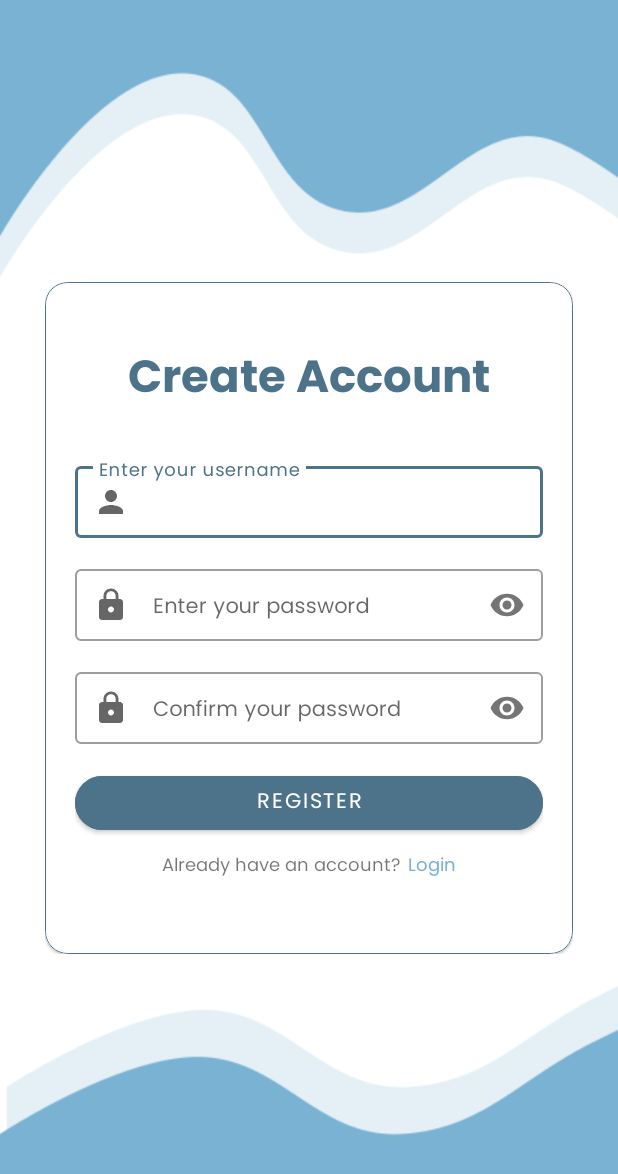
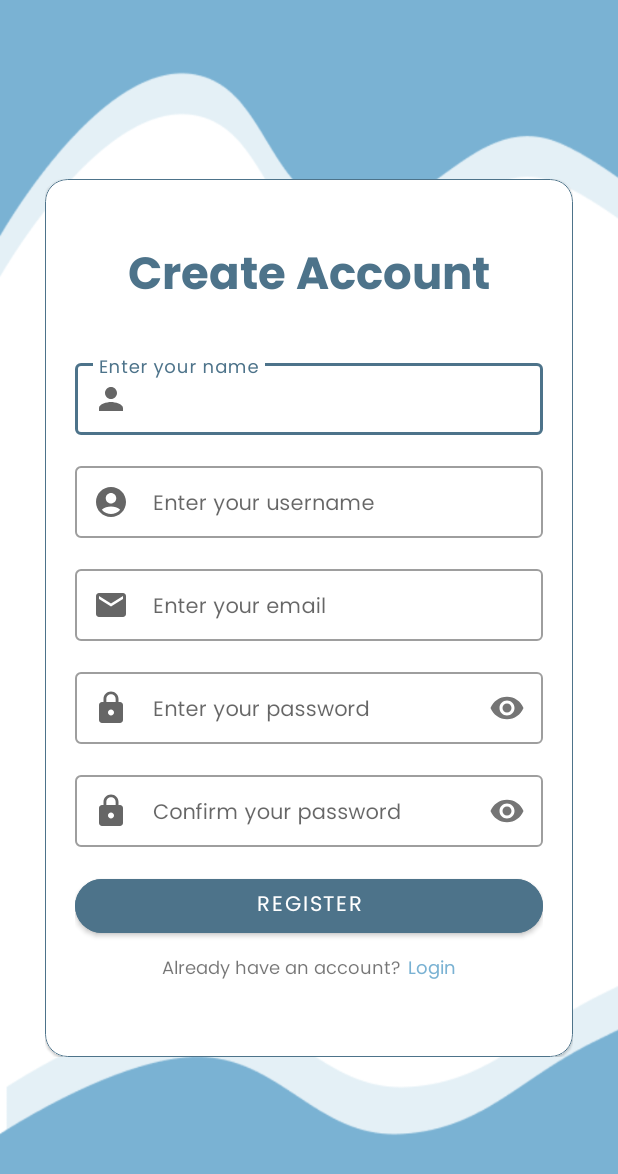
Before and after one commit to youngdude/NutriFit, an Android app: the RegisterActivity screen opened directly, with no data from a screen before it, on a phone screen of 412 x 824 dp. Shown: the top 1174 px of the screen. Run offline under Robolectric (Android 15) with nearby library versions, the phone set to English and light mode, and no system bars; our stand-ins replace Firebase (no records; nobody signed in at launch, a user with empty details on screens opened directly).

Commit message:
api register

```diff
--- a/app/src/main/res/layout/activity_register.xml
+++ b/app/src/main/res/layout/activity_register.xml
@@ -44,10 +44,30 @@
 
                 <com.google.android.material.textfield.TextInputLayout
                     style="@style/Widget.MaterialComponents.TextInputLayout.OutlinedBox"
-                    android:id="@+id/label_username"
                     android:layout_width="match_parent"
                     android:layout_height="wrap_content"
-                    app:startIconDrawable="@drawable/ic_person_fill"
+                    android:hint="@string/field_name"
+                    app:startIconDrawable="@drawable/ic_person"
+                    android:layout_marginTop="15dp">
+
+                    <com.google.android.material.textfield.TextInputEditText
+                        android:id="@+id/field_name"
+                        android:layout_width="match_parent"
+                        android:layout_height="wrap_content"
+                        android:paddingHorizontal="8dp"
+                        android:paddingVertical="12dp"
+                        android:textSize="14sp"
+                        android:fontFamily="@font/poppins"
+                        android:inputType="text" />
+
+                </com.google.android.material.textfield.TextInputLayout>
+
+                <com.google.android.material.textfield.TextInputLayout
+                    style="@style/Widget.MaterialComponents.TextInputLayout.OutlinedBox"
+                    android:layout_width="match_parent"
+                    android:layout_height="wrap_content"
+                    android:hint="@string/username"
+                    app:startIconDrawable="@drawable/ic_profile"
                     android:layout_marginTop="15dp">
 
                     <com.google.android.material.textfield.TextInputEditText
@@ -57,7 +77,6 @@
                         android:paddingHorizontal="8dp"
                         android:paddingVertical="12dp"
                         android:textSize="14sp"
-                        android:hint="@string/username"
                         android:fontFamily="@font/poppins"
                         android:inputType="text" />
 
@@ -65,10 +84,30 @@
 
                 <com.google.android.material.textfield.TextInputLayout
                     style="@style/Widget.MaterialComponents.TextInputLayout.OutlinedBox"
-                    android:id="@+id/label_password"
+                    android:layout_width="match_parent"
+                    android:layout_height="wrap_content"
+                    android:layout_marginTop="15dp"
+                    android:hint="@string/email"
+                    app:startIconDrawable="@drawable/ic_email">
+
+                    <com.google.android.material.textfield.TextInputEditText
+                        android:id="@+id/field_email"
+                        android:layout_width="match_parent"
+                        android:layout_height="wrap_content"
+                        android:fontFamily="@font/poppins"
+                        android:inputType="textEmailAddress"
+                        android:paddingHorizontal="8dp"
+                        android:paddingVertical="12dp"
+                        android:textSize="14sp" />
+
+                </com.google.android.material.textfield.TextInputLayout>
+
+                <com.google.android.material.textfield.TextInputLayout
+                    style="@style/Widget.MaterialComponents.TextInputLayout.OutlinedBox"
                     android:layout_width="match_parent"
                     android:layout_height="wrap_content"
                     app:startIconDrawable="@drawable/ic_lock"
+                    android:hint="@string/password"
                     app:passwordToggleEnabled="true"
                     android:layout_marginTop="15dp">
 
@@ -79,7 +118,6 @@
                         android:paddingHorizontal="8dp"
                         android:paddingVertical="12dp"
                         android:textSize="14sp"
-                        android:hint="@string/password"
                         android:fontFamily="@font/poppins"
                         android:inputType="textPassword" />
 
@@ -87,10 +125,10 @@
 
                 <com.google.android.material.textfield.TextInputLayout
                     style="@style/Widget.MaterialComponents.TextInputLayout.OutlinedBox"
-                    android:id="@+id/label_cpassword"
                     android:layout_width="match_parent"
                     android:layout_height="wrap_content"
                     app:startIconDrawable="@drawable/ic_lock"
+                    android:hint="@string/confirm_password"
                     app:passwordToggleEnabled="true"
                     android:layout_marginTop="15dp">
 
@@ -101,7 +139,6 @@
                         android:paddingHorizontal="8dp"
                         android:paddingVertical="12dp"
                         android:textSize="14sp"
-                        android:hint="@string/confirm_password"
                         android:fontFamily="@font/poppins"
                         android:inputType="textPassword" />
 
@@ -113,13 +150,14 @@
                     android:layout_height="wrap_content"
                     android:backgroundTint="@color/secondary"
                     android:layout_marginTop="15dp"
+                    android:fontFamily="@font/poppins"
                     app:cornerRadius="30dp"
-                    android:fontFamily="@font/poppins"
                     android:text="@string/btn_register"/>
 
                 <LinearLayout
                     android:layout_width="match_parent"
                     android:layout_height="wrap_content"
+                    android:orientation="horizontal"
                     android:gravity="center">
 
                     <TextView
@@ -136,12 +174,12 @@
                         android:layout_width="wrap_content"
                         android:layout_height="wrap_content"
                         android:layout_marginVertical="8dp"
-                        android:text="Login"
-                        android:layout_marginLeft="5dp"
+                        android:layout_marginStart="5dp"
+                        android:text="@string/btn_login"
                         android:fontFamily="@font/poppins"
                         android:textColor="@color/primary"
                         android:textSize="12sp"
-                        android:textAlignment="center"/>
+                        android:textAlignment="center" />
 
                 </LinearLayout>
 
--- a/app/src/main/res/layout/fragment_profile.xml
+++ b/app/src/main/res/layout/fragment_profile.xml
@@ -51,7 +51,7 @@
                 android:id="@+id/label_name"
                 android:layout_width="match_parent"
                 android:layout_height="wrap_content"
-                app:startIconDrawable="@drawable/ic_person_fill"
+                app:startIconDrawable="@drawable/ic_person"
                 android:layout_marginTop="15dp">
 
                 <com.google.android.material.textfield.TextInputEditText
--- a/app/src/main/res/values/strings.xml
+++ b/app/src/main/res/values/strings.xml
@@ -47,14 +47,11 @@
     <string name="btn_register">Register</string>
     <string name="btn_login">Login</string>
 
+    <string name="name">Enter your name</string>
     <string name="username">Enter your username</string>
+    <string name="email">Enter your email</string>
     <string name="password">Enter your password</string>
     <string name="confirm_password">Confirm your password</string>
-
-    <string name="error_field_username">Username is required</string>
-    <string name="error_field_password">Password is required</string>
-    <string name="error_field_cpassword">Confirm password doesn\'t match</string>
-    <string name="error_field_min_length">Password must be at least 6 characters</string>
 
     <string name="have_account">Already have an account?</string>
     <string name="dont_have_account">Don\'t have an account?</string>
--- a/build.gradle.kts
+++ b/build.gradle.kts
@@ -2,4 +2,5 @@
 plugins {
     alias(libs.plugins.android.application) apply false
     alias(libs.plugins.kotlin.android) apply false
+    alias(libs.plugins.google.gms.google.services) apply false
 }
```
Also changed, not shown: app/build.gradle.kts (+7 -12 lines), app/src/main/AndroidManifest.xml (+5 -2 lines), app/src/main/java/com/example/nutrifit/MainActivity.kt (+3 -5 lines), app/src/main/java/com/example/nutrifit/retrofit/api/ApiClient.kt (added, +26 -0 lines), app/src/main/java/com/example/nutrifit/retrofit/api/ApiService.kt (added, +16 -0 lines), app/src/main/java/com/example/nutrifit/retrofit/firebase/AuthHelper.kt (added, +23 -0 lines), app/src/main/java/com/example/nutrifit/retrofit/model/Login.kt (added, +18 -0 lines), app/src/main/java/com/example/nutrifit/retrofit/model/Register.kt (added, +19 -0 lines), app/src/main/java/com/example/nutrifit/ui/login/LoginActivity.kt (+1 -61 lines), app/src/main/java/com/example/nutrifit/ui/register/RegisterActivity.kt (+91 -92 lines), app/src/main/res/layout/activity_login.xml (+5 -7 lines), gradle/libs.versions.toml (+18 -0 lines), app/src/main/res/drawable/ic_person.xml (renamed from app/src/main/res/drawable/ic_person_fill.xml).
